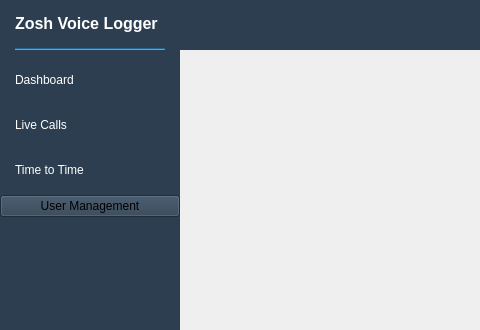
Old version of the form mainwindow.ui in the repository sanjayvanan/Xtend-Voice_Logger; both pictures show x 0 to 480 and y 0 to 330 of the 1217 by 600 pixel window.
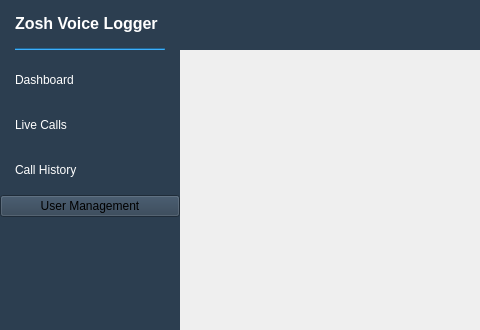
New version of the form.

Commit message: Call History Alterations

Diff of the .ui file:
```diff
--- a/mainwindow.ui
+++ b/mainwindow.ui
@@ -280,7 +280,7 @@
 }</string>
            </property>
            <property name="text">
-            <string>Time to Time</string>
+            <string>Call History</string>
            </property>
           </widget>
          </item>
```
The commit also changes 8 other files.
